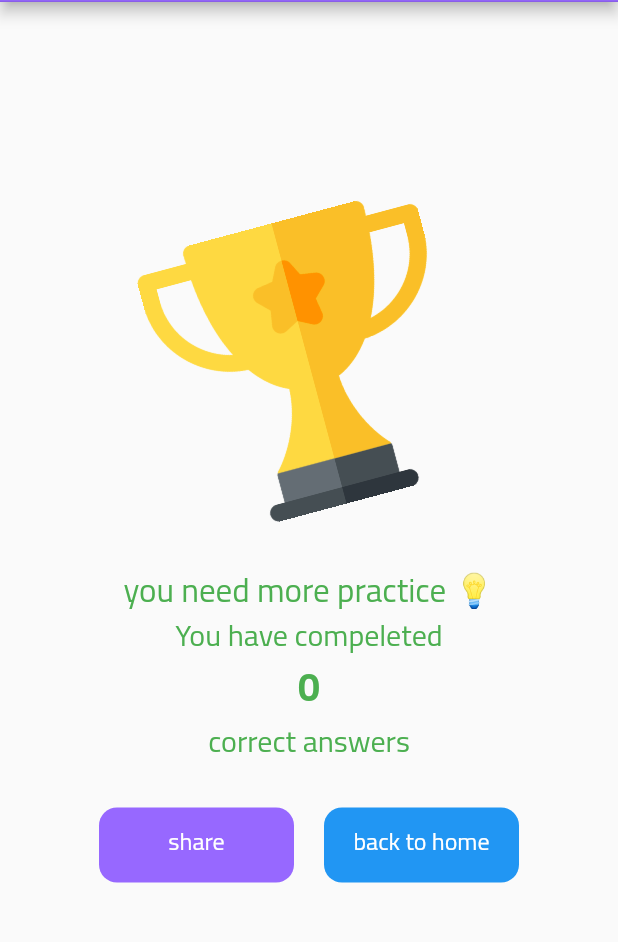
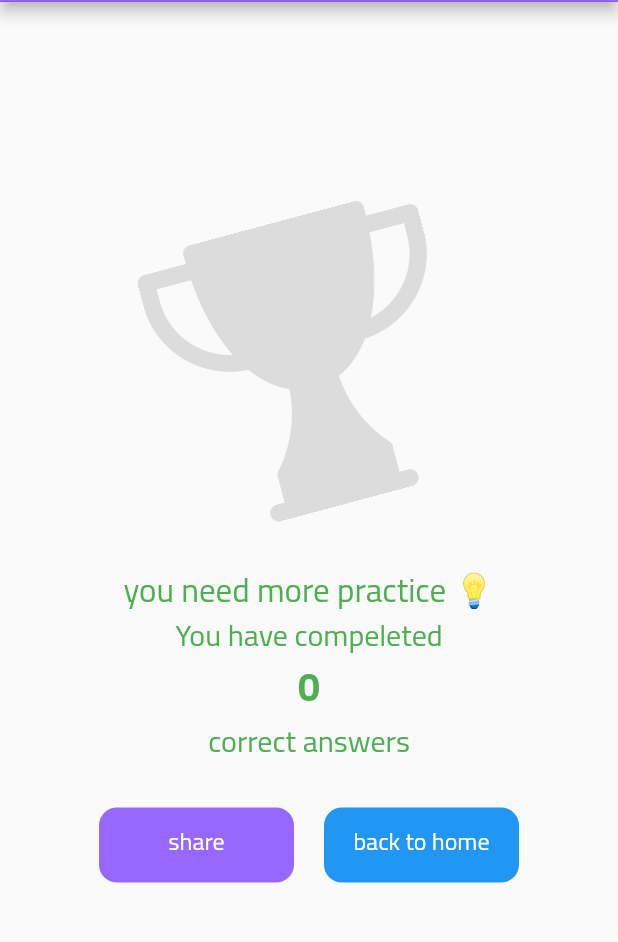
Before and after one commit to abdullahalamodi/quiz_app, a Flutter app: the CompletePage screen opened directly, on a phone screen of 412 x 824 dp, the part 82-1024 px from its top. Run offline on Flutter 3.47's test engine with Material 2 defaults, Android fonts, the light colour scheme and no system bars; our stand-ins replace animated_text_kit, flutter_riverpod, flutter_svg, freezed_annotation, intl_phone_field, pin_code_fields and 3 more; missing offline and left inert: im_animations, phone_number; accounts and stored records are empty; generated files the repository leaves out were written again.

Commit message:
add currentQuestionText number

```diff
--- a/lib/features/questions/pages/complete_page.dart
+++ b/lib/features/questions/pages/complete_page.dart
@@ -37,6 +37,9 @@ class CompletePage extends ConsumerWidget {
                   child: Image.asset(
                     FixedAssets.trophy,
                     height: 200,
+                    color: ref.read(correctAnswersProvider) == 0
+                        ? Colors.black12
+                        : null,
                   ),
                 ),
               ),
--- a/lib/features/questions/pages/questions_page.dart
+++ b/lib/features/questions/pages/questions_page.dart
@@ -16,7 +16,6 @@ class QuestionsPage extends ConsumerWidget {
 
   onComplete(BuildContext context, WidgetRef ref) {
     // answer 0 questions
-    if (ref.read(correctAnswersProvider) == 0) return;
     ref.read(questionsProvider.notifier).setScore();
     context.replace(builder: (_) => const CompletePage());
   }
@@ -56,6 +55,7 @@ class QuestionsPage extends ConsumerWidget {
                         final index = ref.watch(currentQuestionIndexProvider);
                         return QuestionWidget(
                           questionModel: data[index],
+                          currentQuestionText: '${index + 1} / ${data.length}',
                           onSelectAnswer: (correct) {
                             if (!correct) {
                               //wrong answer
```
Also changed, not shown: lib/features/questions/widgets/question_widget.dart (+17 -1 lines).
